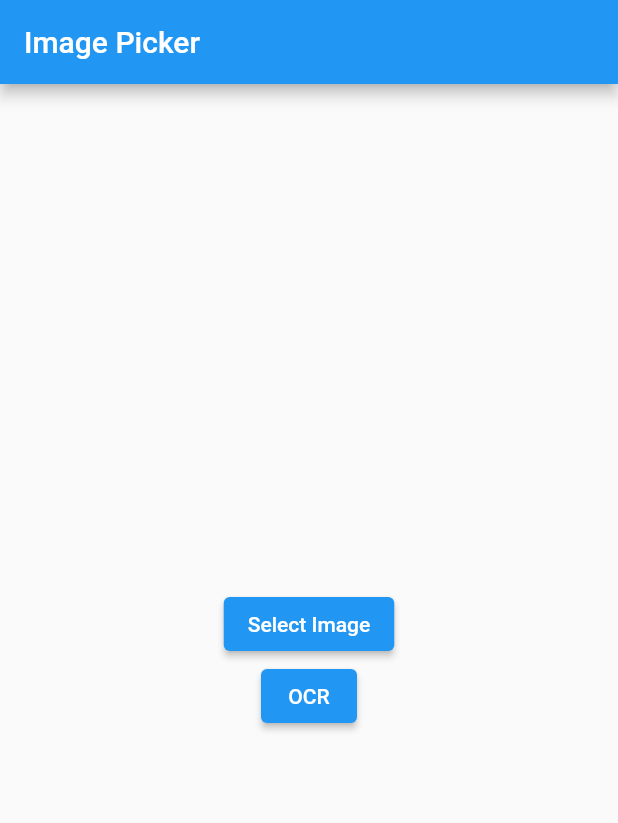
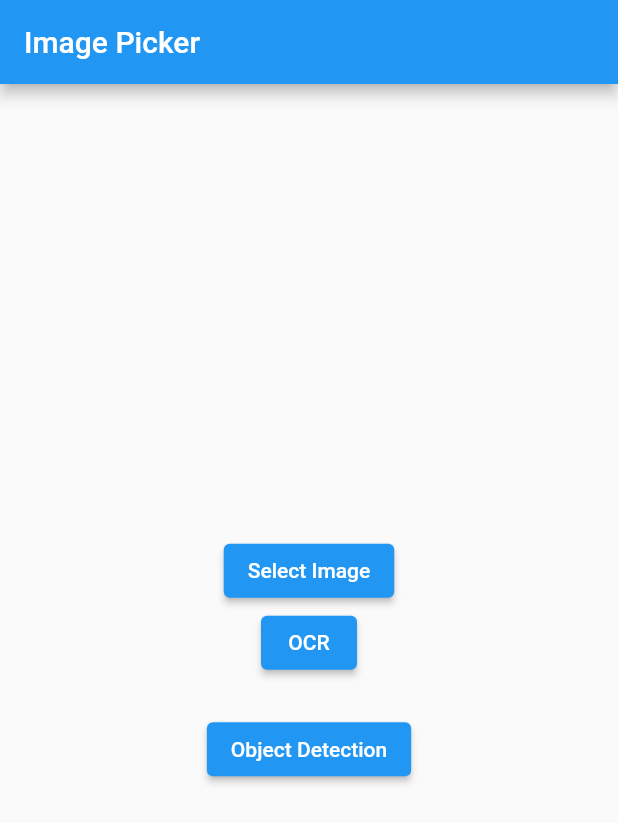
Before and after one commit to haanh764/mobileApp_Lab3, a Flutter app: the screen it shows after launch, after a tap on "OCR", on a phone screen of 412 x 824 dp. Shown: the top 823 px of the screen. Run offline on Flutter 3.47's test engine with Material 2 defaults, Android fonts, the phone set to English and light mode, and no system bars; our stand-ins replace image_picker; missing offline and left inert: firebase_ml_vision; accounts and stored records are empty.

Commit message:
add feature OCR, Object detection

```diff
--- a/image_processing/lib/main.dart
+++ b/image_processing/lib/main.dart
@@ -1,5 +1,5 @@
 import 'dart:io';
-
+import 'package:firebase_ml_vision/firebase_ml_vision.dart';
 import 'package:flutter/material.dart';
 import 'package:image_picker/image_picker.dart';
 
@@ -16,6 +16,8 @@ class MyApp extends StatefulWidget {
 
 class HomePage extends State<MyApp> {
   dynamic file;
+  dynamic text;
+  dynamic final_labels;
 
   void pickImage() async {
     XFile? image = await ImagePicker().pickImage(source: ImageSource.gallery);
@@ -25,6 +27,26 @@ class HomePage extends State<MyApp> {
         file = File(image.path);
       });
     }
+  }
+
+  void OCR() async {
+    FirebaseVisionImage visionImage = FirebaseVisionImage.fromFile(file);
+    TextRecognizer textRecognizer = FirebaseVision.instance.textRecognizer();
+    VisionText visionText = await textRecognizer.processImage(visionImage);
+    print(visionText.text);
+    setState(() {
+      text = visionText.text;
+    });
+  }
+
+  void ObjectDetection() async {
+    FirebaseVisionImage visionImage = FirebaseVisionImage.fromFile(file);
+    final ImageLabeler labeler = FirebaseVision.instance.imageLabeler();
+    final List<ImageLabel> labels = await labeler.processImage(visionImage);
+    print(labels);
+    setState(() {
+      final_labels = labels;
+    });
   }
 
   @override
@@ -54,10 +76,28 @@ class HomePage extends State<MyApp> {
                 ),
               ElevatedButton(
                 onPressed: () {
-                  pickImage();
+                  OCR();
                 },
                 child: Text("OCR"),
               ),
+              if (text != null)
+                Text(
+                  text,
+                  style: TextStyle(fontSize: 20.0),
+                ),
+              ElevatedButton(
+                onPressed: () {
+                  ObjectDetection();
+                },
+                child: Text("Object Detection"),
+              ),
+              if (final_labels != null)
+                Text(
+                  final_labels.map((label) => '${label.text} '
+                                'with confidence ${label.confidence.toStringAsFixed(2)}')
+                            .join('\n'),
+                  style: TextStyle(fontSize: 20.0),
+                ),
             ],
           ),
         ),
--- a/image_processing/pubspec.yaml
+++ b/image_processing/pubspec.yaml
@@ -35,6 +35,9 @@ dependencies:
   # Use with the CupertinoIcons class for iOS style icons.
   cupertino_icons: ^1.0.2
   image_picker: ^0.8.5
+  firebase_ml_vision: ^0.9.10
+  firebase_core: ^1.1.0
+  firebase_core_web: ^1.6.2
 
 dev_dependencies:
   flutter_test:
```
Also changed, not shown: 1 other file.
